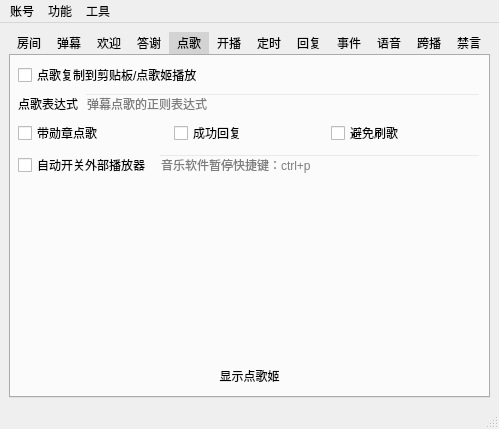
This is mainwindow.ui in iwxyi/Bilibili-MagicalDanmaku as Qt 5 draws it before an edit. The edited form follows.
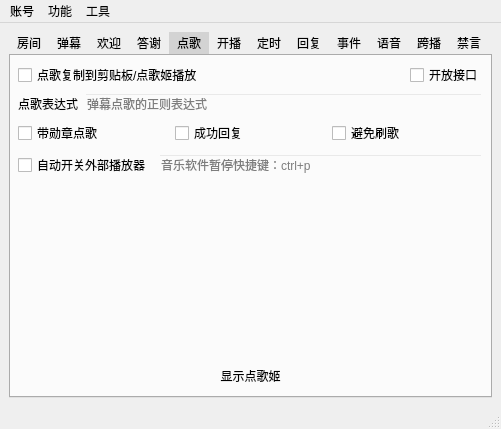
This is the edited form. The open tabs and pages were chosen to show the change. Icons and pictures are not drawn. Custom widgets are drawn as their Qt base class.

The edit to the form file:
```diff
--- a/mainwindow.ui
+++ b/mainwindow.ui
@@ -6,7 +6,7 @@
    <rect>
     <x>0</x>
     <y>0</y>
-    <width>499</width>
+    <width>501</width>
     <height>387</height>
    </rect>
   </property>
@@ -981,6 +981,11 @@
        </attribute>
        <layout class="QVBoxLayout" name="verticalLayout_9">
         <item>
+         <layout class="QHBoxLayout" name="horizontalLayout_45" stretch="1,0">
+          <property name="topMargin">
+           <number>0</number>
+          </property>
+          <item>
          <widget class="QCheckBox" name="DiangeAutoCopyCheck">
           <property name="toolTip">
            <string>&lt;html&gt;&lt;head/&gt;&lt;body&gt;&lt;p&gt;点歌格式：点歌 歌名&lt;/p&gt;&lt;p&gt;如果已开启点歌姬，则自动点歌并播放&lt;/p&gt;&lt;p&gt;否则自动复制歌名到剪贴板&lt;/p&gt;&lt;/body&gt;&lt;/html&gt;</string>
@@ -991,6 +996,18 @@
          </widget>
         </item>
         <item>
+           <widget class="QCheckBox" name="orderSongsToFileCheck">
+            <property name="toolTip">
+             <string>&lt;html&gt;&lt;head/&gt;&lt;body&gt;&lt;p&gt;保存实时点歌列表至文件，供外界读取&lt;/p&gt;&lt;p&gt;路径：安装目录/www/music/songs.txt&lt;/p&gt;&lt;p&gt;OBS/直播姬可选择“文本—从文件读取”将列表显示在直播界面&lt;/p&gt;&lt;p&gt;&lt;br/&gt;&lt;/p&gt;&lt;/body&gt;&lt;/html&gt;</string>
+            </property>
+            <property name="text">
+             <string>开放接口</string>
+            </property>
+           </widget>
+          </item>
+         </layout>
+        </item>
+        <item>
          <layout class="QHBoxLayout" name="horizontalLayout_34">
           <property name="topMargin">
            <number>0</number>
@@ -2778,7 +2795,7 @@
     <rect>
      <x>0</x>
      <y>0</y>
-     <width>499</width>
+     <width>501</width>
      <height>23</height>
     </rect>
    </property>
```
Left out of the diff: 2 changed lines with no effect on the pictures. Lines whose indentation alone changed are shown as unchanged.
